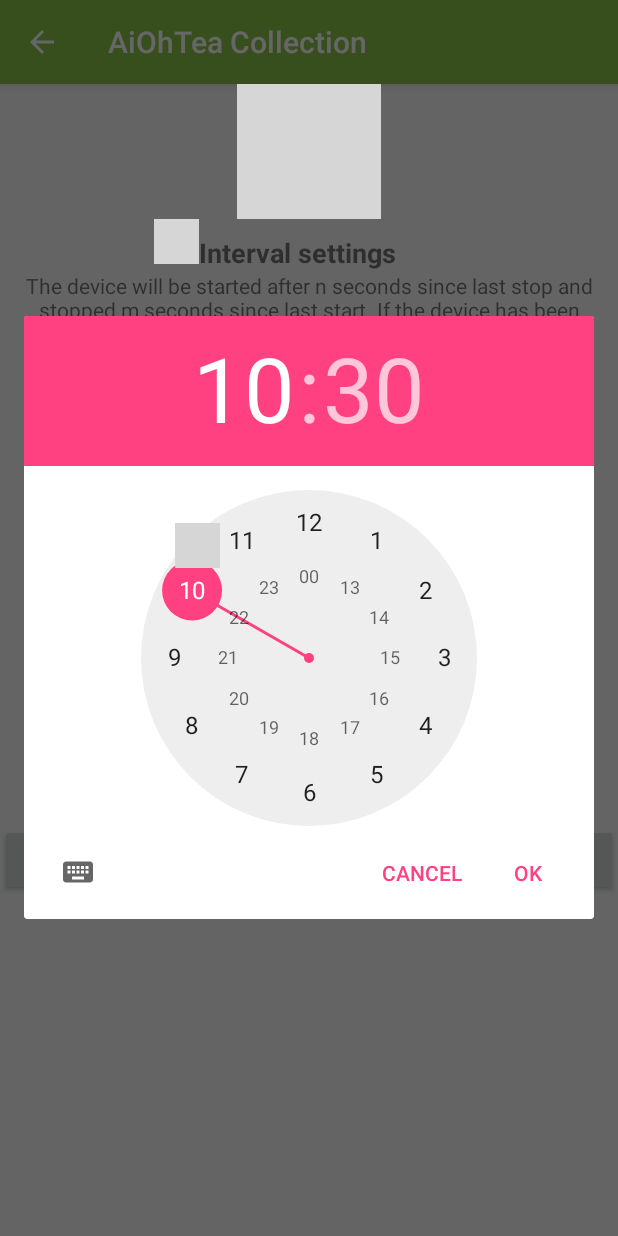
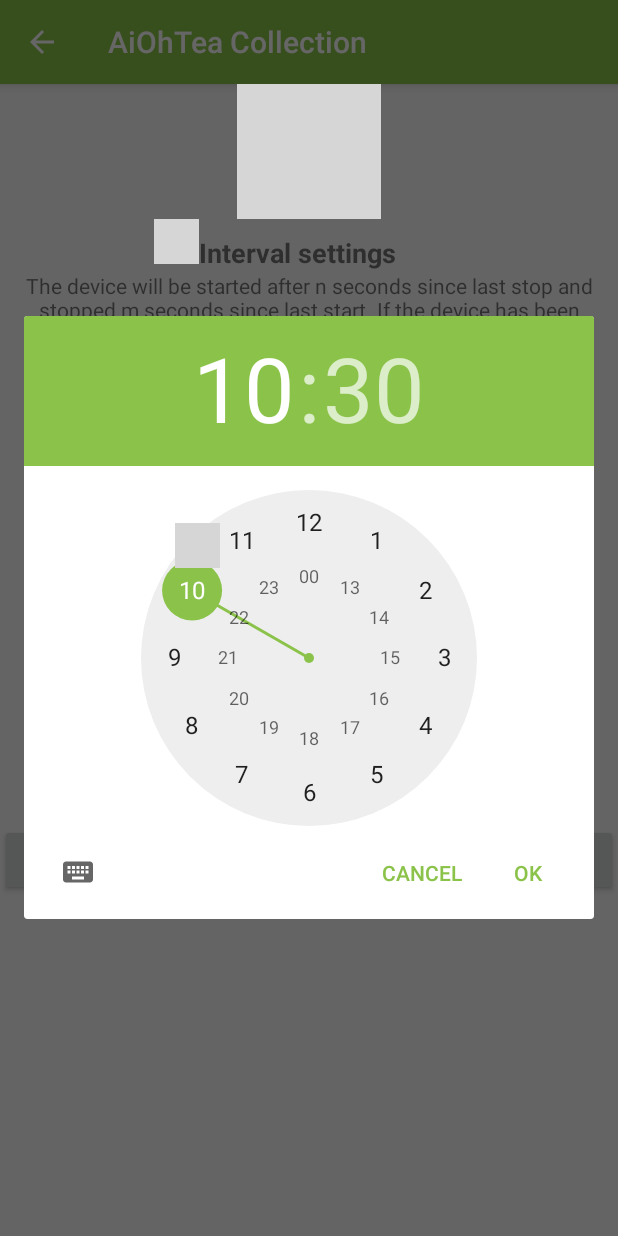
Before and after one commit to truongvinhnhunguyen/AiOhTeaCollection, an Android app: the TimerSettingsActivity screen opened directly, with no data from a screen before it, after a tap on an icon or button, on a phone screen of 412 x 824 dp. Run offline under Robolectric (Android 15) with nearby library versions, the phone set to English and light mode, and no system bars; 1 statement that could not run was skipped; 2 other taps on this screen came first; grey boxes are pictures that could not be loaded.

Commit message:
HAVE Timer setting view FULLY complete making shared mqtt.client to switches using the same MQTT server COMPLETELY get and display settings

```diff
--- a/app/src/main/java/com/aiohtea/aiohteacollection/TimerSettingsActivity.java
+++ b/app/src/main/java/com/aiohtea/aiohteacollection/TimerSettingsActivity.java
@@ -2,9 +2,12 @@ package com.aiohtea.aiohteacollection;
 
 import android.app.TimePickerDialog;
 import android.content.Context;
+import android.content.DialogInterface;
 import android.content.Intent;
 import android.os.Bundle;
 import android.support.v7.app.AppCompatActivity;
+import android.text.Editable;
+import android.text.TextWatcher;
 import android.util.Log;
 import android.view.View;
 import android.widget.CheckBox;
@@ -22,10 +25,10 @@ import java.util.Calendar;
  */
 
 
-public class TimerSettingsActivity extends AppCompatActivity implements View.OnClickListener,
-        View.OnFocusChangeListener {
+public class TimerSettingsActivity extends AppCompatActivity implements View.OnClickListener {
 
     HardwareSettings m_hw;
+    TimerSettingsActivity m_this;
 
 
 
@@ -33,27 +36,60 @@ public class TimerSettingsActivity extends AppCompatActivity implements View.OnC
         super.onCreate(savedInstanceState);
         setContentView(R.layout.timer_settings);
 
+        m_this = this;
+
         Intent intent = getIntent();
 
         String hwSettingString = intent.getStringExtra("HW_SETTINGS");
         m_hw = new HardwareSettings(hwSettingString);
         display();
+
+
+        ((EditText)findViewById(R.id.on_every_value)).addTextChangedListener(
+                new TextWatcher() {
+                    @Override
+                    public void beforeTextChanged(CharSequence s, int start, int count, int after) {
+
+                    }
+
+                    @Override
+                    public void onTextChanged(CharSequence s, int start, int before, int count) {
+                        if(s.length() != 0)
+                            ((CheckBox) m_this.findViewById(R.id.interval_on_enable)).setChecked(true);
+                        else
+                            ((CheckBox) m_this.findViewById(R.id.interval_on_enable)).setChecked(false);
+                   }
+
+                    @Override
+                    public void afterTextChanged(Editable s) {
+
+                    }
+                });
+
+        ((EditText)findViewById(R.id.off_every_value)).addTextChangedListener(
+                new TextWatcher() {
+                    @Override
+                    public void beforeTextChanged(CharSequence s, int start, int count, int after) {
+                        if(s.length() != 0)
+                            ((CheckBox) m_this.findViewById(R.id.interval_off_enable)).setChecked(true);
+                        else
+                            ((CheckBox) m_this.findViewById(R.id.interval_off_enable)).setChecked(false);
+                    }
+
+                    @Override
+                    public void onTextChanged(CharSequence s, int start, int before, int count) {
+
+                    }
+
+                    @Override
+                    public void afterTextChanged(Editable s) {
+
+                    }
+                }
+        );
     }
 
-    /**
-     * public void onFocusChange(View v, boolean hasFocus)
-     * @param v
-     * @param hasFocus
-     */
-    @Override
-    public void onFocusChange(View v, boolean hasFocus){
 
-    }
-
-    /**
-     * public void onClick (View v)
-     * @param v
-     */
     @Override
     public void onClick (View v){
         int id = v.getId();
@@ -88,45 +124,74 @@ public class TimerSettingsActivity extends AppCompatActivity implements View.OnC
             case R.id.timer_1_off_enable:
             case R.id.timer_2_off_enable:
             case R.id.timer_3_off_enable:
+            case R.id.on_at_value_1:
+            case R.id.on_at_value_2:
+            case R.id.on_at_value_3:
+            case R.id.off_at_value_1:
+            case R.id.off_at_value_2:
+            case R.id.off_at_value_3:
 
                 TextView tvw;
+                CheckBox cbx;
+
                 int textViewId = R.id.timer_1_on_enable;
+                int cbxId = R.id.timer_1_on_enable;
                 int timerId = 1;
                 boolean onOrOff = true;
 
+                boolean isCbxClicked = false;
+
                 switch (id){
                     case R.id.timer_1_on_enable:
+                        isCbxClicked = true;
+                    case R.id.on_at_value_1:
                         textViewId = R.id.on_at_value_1;
+                        cbxId = R.id.timer_1_on_enable;
                         timerId = 1;
                         onOrOff = true;
                         break;
 
                     case R.id.timer_2_on_enable:
+                        isCbxClicked = true;
+                    case R.id.on_at_value_2:
                         textViewId = R.id.on_at_value_2;
+                        cbxId = R.id.timer_2_on_enable;
                         timerId = 2;
                         onOrOff = true;
                         break;
 
                     case R.id.timer_3_on_enable:
+                        isCbxClicked = true;
+                    case R.id.on_at_value_3:
                         textViewId = R.id.on_at_value_3;
+                        cbxId = R.id.timer_2_on_enable;
                         timerId = 3;
                         onOrOff = true;
                         break;
 
                     case R.id.timer_1_off_enable:
+                        isCbxClicked = true;
+                    case R.id.off_at_value_1:
                         textViewId = R.id.off_at_value_1;
+                        cbxId = R.id.timer_1_off_enable;
                         timerId = 1;
                         onOrOff = false;
                         break;
 
                     case R.id.timer_2_off_enable:
+                        isCbxClicked = true;
+                    case R.id.off_at_value_2:
                         textViewId = R.id.off_at_value_2;
+                        cbxId = R.id.timer_2_off_enable;
                         timerId = 2;
                         onOrOff = false;
                         break;
 
                     case R.id.timer_3_off_enable:
+                        isCbxClicked = true;
+                    case R.id.off_at_value_3:
                         textViewId = R.id.off_at_value_3;
+                        cbxId = R.id.timer_3_off_enable;
                         timerId = 3;
                         onOrOff = false;
                         break;
@@ -136,16 +201,20 @@ public class TimerSettingsActivity extends AppCompatActivity implements View.OnC
                 int h = -1, m=-1;
 
                 tvw = (TextView)findViewById(textViewId);
+                cbx = (CheckBox) findViewById(cbxId);
 
-                if(((CheckBox)v).isChecked()) {
-                    if(m_hw.isEnabled(timerId, onOrOff)) {
+                if (isCbxClicked && (!((CheckBox) v).isChecked())) {
+                    tvw.setText("- -:- -");
+                } else {
+
+                    if (m_hw.isEnabled(timerId, onOrOff)) {
                         String s = m_hw.getValueString(timerId, onOrOff);
-                        h = Integer.valueOf(s.substring(0, 2)).intValue();
-                        m = Integer.valueOf(s.substring(3, 5)).intValue();
+                        h = Integer.valueOf(s.substring(0, 2));
+                        m = Integer.valueOf(s.substring(3, 5));
                     }
 
                     MyTimePickerDialog tp;
-                    tp = new MyTimePickerDialog(this, tvw, h, m);
+                    tp = new MyTimePickerDialog(this, tvw, cbx, isCbxClicked, h, m);
                     tp.show();
                 }
 
@@ -259,19 +328,26 @@ public class TimerSettingsActivity extends AppCompatActivity implements View.OnC
 
 
     /**
-     *
+     * class MyTimePickerDialog
      */
     class MyTimePickerDialog implements TimePickerDialog.OnTimeSetListener {
 
         TimerSettingsActivity m_ctx;
         TextView m_tvw;
+        CheckBox m_cbx;
 
         int m_hour;
         int m_min;
+        boolean m_isCbxClicked;
 
-        MyTimePickerDialog (TimerSettingsActivity ctx, TextView tvw, int h, int m){
+        TimePickerDialog m_tp;
+
+
+        MyTimePickerDialog (TimerSettingsActivity ctx, TextView tvw, CheckBox cbx, final boolean isCbxClicked, int h, int m){
             m_ctx = ctx;
             m_tvw = tvw;
+            m_cbx = cbx;
+            m_isCbxClicked = isCbxClicked;
 
             if(h < 0){
                 Calendar cal = Calendar.getInstance();
@@ -281,12 +357,35 @@ public class TimerSettingsActivity extends AppCompatActivity implements View.OnC
                 m_hour = h;
                 m_min = m;
             }
+
+            m_tp = new TimePickerDialog(m_ctx, R.style.DialogTheme, this, m_hour, m_min, true);
+
+            m_tp.setButton(DialogInterface.BUTTON_NEGATIVE, "Cancel", new DialogInterface.OnClickListener() {
+                public void onClick(DialogInterface dialog, int which)
+                {
+                    if (which == DialogInterface.BUTTON_NEGATIVE)
+                    {
+                       if(isCbxClicked)
+                           m_cbx.setChecked(false);
+                    }
+                }
+            });
         }
 
+        /**
+         * void show()
+         */
         void show(){
-            new TimePickerDialog(m_ctx, this, m_hour, m_min, true).show();
+            m_tp.show();
         }
 
+
+        /**
+         * public void onTimeSet(TimePicker view, int hourOfDay, int minute)
+         * @param view
+         * @param hourOfDay
+         * @param minute
+         */
         @Override
         public void onTimeSet(TimePicker view, int hourOfDay, int minute) {
             String s = "";
@@ -295,11 +394,14 @@ public class TimerSettingsActivity extends AppCompatActivity implements View.OnC
                 s += '0';
             s += hourOfDay;
 
+            s += ':';
+
             if (minute < 10)
                 s += '0';
             s += minute;
 
             m_tvw.setText(s);
+            m_cbx.setChecked(true);
         }
 
     }
--- a/app/src/main/res/layout/timer_settings.xml
+++ b/app/src/main/res/layout/timer_settings.xml
@@ -191,7 +191,8 @@
             android:text="10:30"
             android:textAlignment="center"
             android:textSize="18sp"
-            tools:ignore="HardcodedText" />
+            tools:ignore="HardcodedText"
+            android:onClick="onClick"/>
 
         <Space
             android:layout_width="15dp"
@@ -218,7 +219,8 @@
             android:text="15:05"
             android:textAlignment="center"
             android:textSize="18sp"
-            tools:ignore="HardcodedText" />
+            tools:ignore="HardcodedText"
+            android:onClick="onClick"/>
     </LinearLayout>
 
     <LinearLayout
@@ -250,7 +252,8 @@
             android:text="10:30"
             android:textAlignment="center"
             android:textSize="18sp"
-            tools:ignore="HardcodedText" />
+            tools:ignore="HardcodedText"
+            android:onClick="onClick"/>
 
         <Space
             android:layout_width="15dp"
@@ -278,7 +281,8 @@
             android:text="15:05"
             android:textAlignment="center"
             android:textSize="18sp"
-            tools:ignore="HardcodedText" />
+            tools:ignore="HardcodedText"
+            android:onClick="onClick"/>
 
     </LinearLayout>
 
@@ -310,7 +314,8 @@
             android:text="10:30"
             android:textAlignment="center"
             android:textSize="18sp"
-            tools:ignore="HardcodedText" />
+            tools:ignore="HardcodedText"
+            android:onClick="onClick"/>
 
         <Space
             android:layout_width="15dp"
@@ -338,7 +343,8 @@
             android:text="15:05"
             android:textAlignment="center"
             android:textSize="18sp"
-            tools:ignore="HardcodedText" />
+            tools:ignore="HardcodedText"
+            android:onClick="onClick"/>
     </LinearLayout>
 
     <Button
--- a/app/src/main/res/values/colors.xml
+++ b/app/src/main/res/values/colors.xml
@@ -2,7 +2,7 @@
 <resources>
     <color name="colorPrimary">#8BC34A</color>
     <color name="colorPrimaryDark">#259B24</color>
-    <color name="colorAccent">#ff4081</color>
+    <color name="colorAccent">#8BC34A</color>
 </resources>
 
 <!--
--- a/app/src/main/res/values/styles.xml
+++ b/app/src/main/res/values/styles.xml
@@ -6,6 +6,10 @@
         <item name="colorPrimary">@color/colorPrimary</item>
         <item name="colorPrimaryDark">@color/colorPrimaryDark</item>
         <item name="colorAccent">@color/colorAccent</item>
+    </style>
+
+    <style name="DialogTheme" parent="Theme.AppCompat.Light.Dialog">
+        <item name="colorAccent">@color/colorPrimary</item>
     </style>
 
     <style name="AppTheme.NoActionBar">
```
